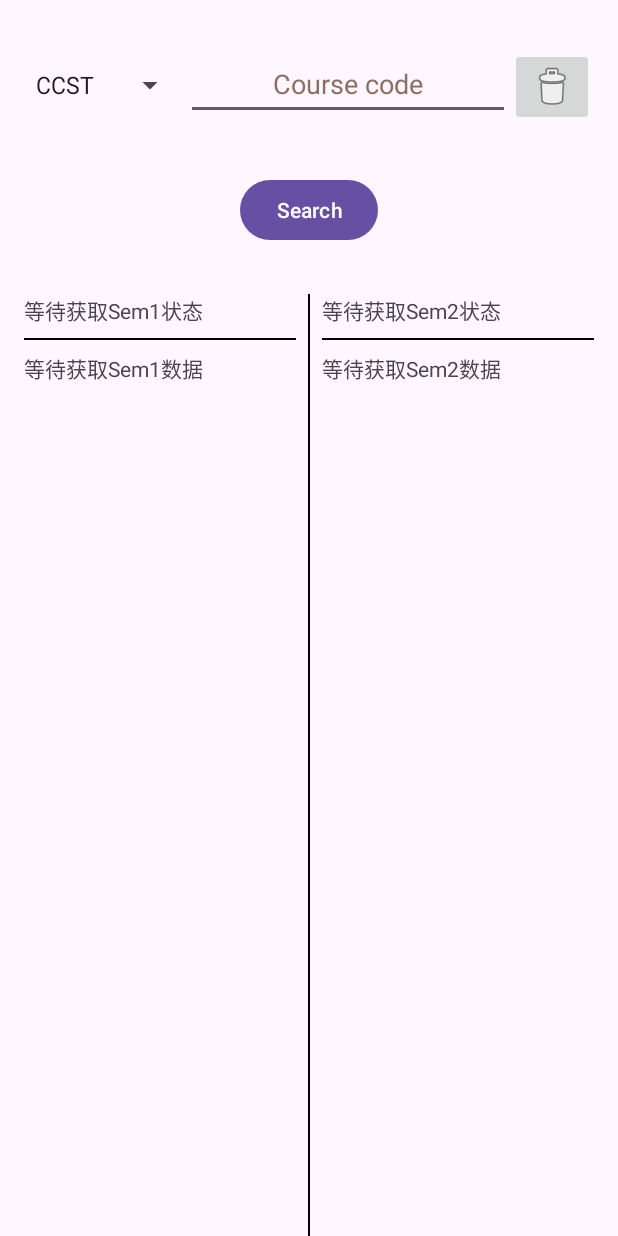
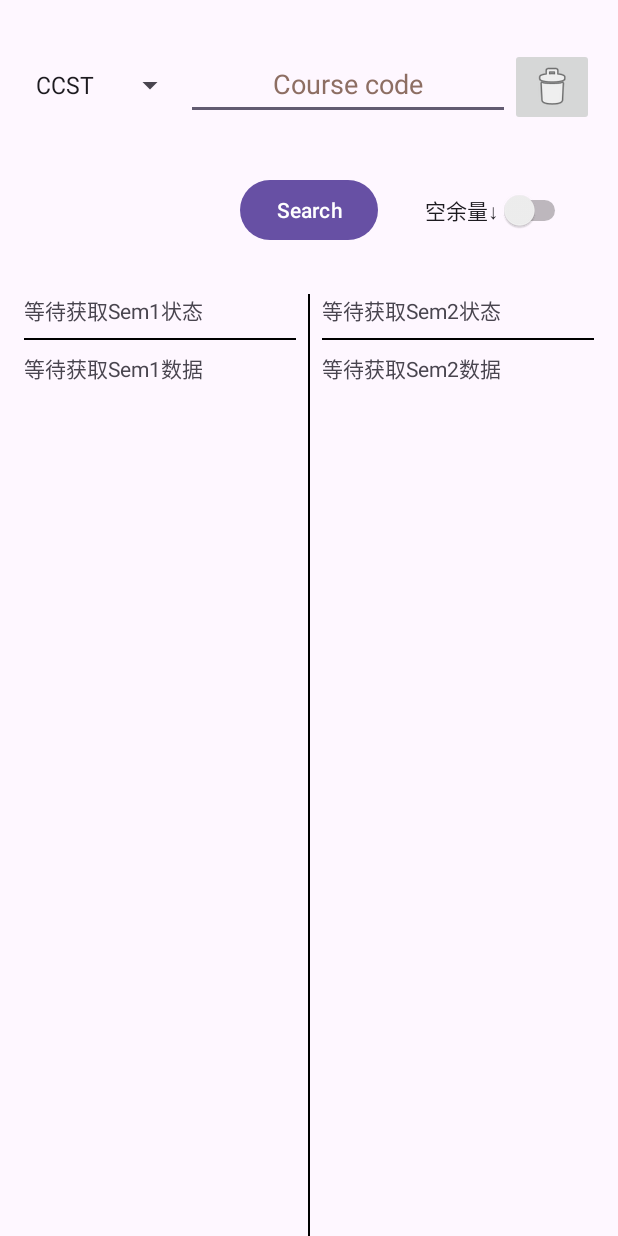
Before and after one commit to EZ-HKU/EZCC, an Android app: the screen it shows after launch (MainActivity), on a phone screen of 412 x 824 dp. Run offline under Robolectric (Android 15) with nearby library versions, the phone set to English and light mode, and no system bars.

Commit message:
Experience improvement Optimise the readability of the code

```diff
--- a/app/build.gradle.kts
+++ b/app/build.gradle.kts
@@ -12,7 +12,7 @@ android {
         minSdk = 26
         targetSdk = 33
         versionCode = 1
-        versionName = "1.1"
+        versionName = "1.2"
 
         testInstrumentationRunner = "androidx.test.runner.AndroidJUnitRunner"
     }
--- a/app/src/main/res/layout/activity_main.xml
+++ b/app/src/main/res/layout/activity_main.xml
@@ -145,4 +145,15 @@
             app:srcCompat="@android:drawable/ic_menu_delete" />
     </LinearLayout>
 
+    <Switch
+        android:id="@+id/switch1"
+        android:layout_width="wrap_content"
+        android:layout_height="wrap_content"
+        android:minHeight="48dp"
+        android:text="空余量↓"
+        app:layout_constraintBottom_toTopOf="@+id/linearLayout7"
+        app:layout_constraintEnd_toEndOf="parent"
+        app:layout_constraintStart_toEndOf="@+id/search"
+        app:layout_constraintTop_toBottomOf="@+id/linearLayout6" />
+
 </androidx.constraintlayout.widget.ConstraintLayout>
```
Also changed, not shown: app/src/main/java/com/uynaity/ezcc2/MainActivity.kt (+73 -23 lines).
